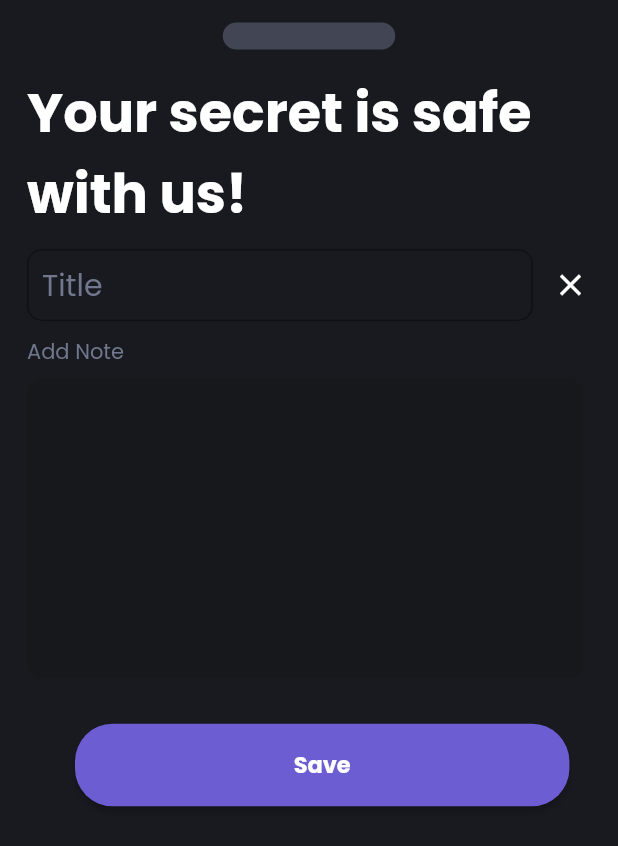
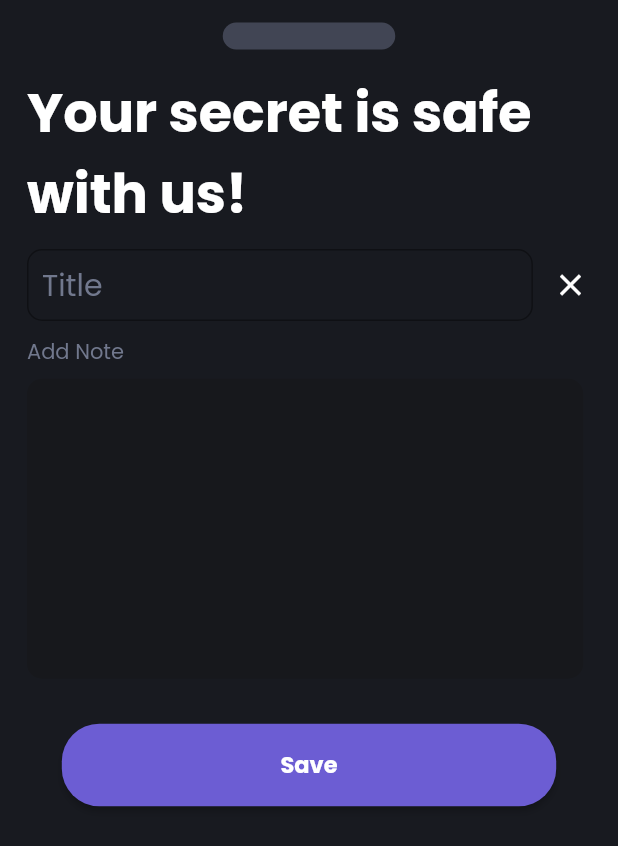
Before and after one commit to DreFlo/lgp-2223-sc1, a Flutter app: the AddTaskNoteForm widget shown alone on an empty page, opened directly, on a phone screen of 412 x 824 dp. Shown: the top 846 px of the screen. Run offline on Flutter 3.47's test engine with Material 2 defaults, Android fonts, the phone set to English and light mode, and no system bars; our stand-ins replace calendar_view, carousel_slider, floor, flutter_svg, get_it, like_button and 3 more; missing offline and left inert: books_finder, emojis, flutter_picker, tmdb_api; accounts and stored records are empty; generated files the repository leaves out were written again.

Commit message:
Harmonize add task note form buttons.

```diff
--- a/src/lib/pages/notes/add_task_note_form.dart
+++ b/src/lib/pages/notes/add_task_note_form.dart
@@ -281,8 +281,10 @@ class _AddTaskNoteFormState extends State<AddTaskNoteForm> {
   Widget displayEndButtons() {
     if (widget.note == null || widget.taskId == null) {
       return Padding(
-          padding: const EdgeInsets.only(left: 40, top: 30),
-          child: ElevatedButton(
+          padding: const EdgeInsets.symmetric(vertical: 30),
+          child: Row(
+            mainAxisAlignment: MainAxisAlignment.center,
+            children: [ElevatedButton(
               key: const Key('saveTaskNoteButton'),
               onPressed: () async {
                 await save(context);
@@ -295,11 +297,12 @@ class _AddTaskNoteFormState extends State<AddTaskNoteForm> {
                 ),
               ),
               child: Text(AppLocalizations.of(context).save,
-                  style: Theme.of(context).textTheme.headlineSmall)));
+                  style: Theme.of(context).textTheme.headlineSmall))]));
     } else {
       return Padding(
-          padding: const EdgeInsets.only(left: 25, top: 30),
+          padding: const EdgeInsets.symmetric(vertical: 30),
           child: Row(
+            mainAxisAlignment: MainAxisAlignment.center,
             children: [
               ElevatedButton(
                   key: const Key('saveTaskNoteButton'),
```
